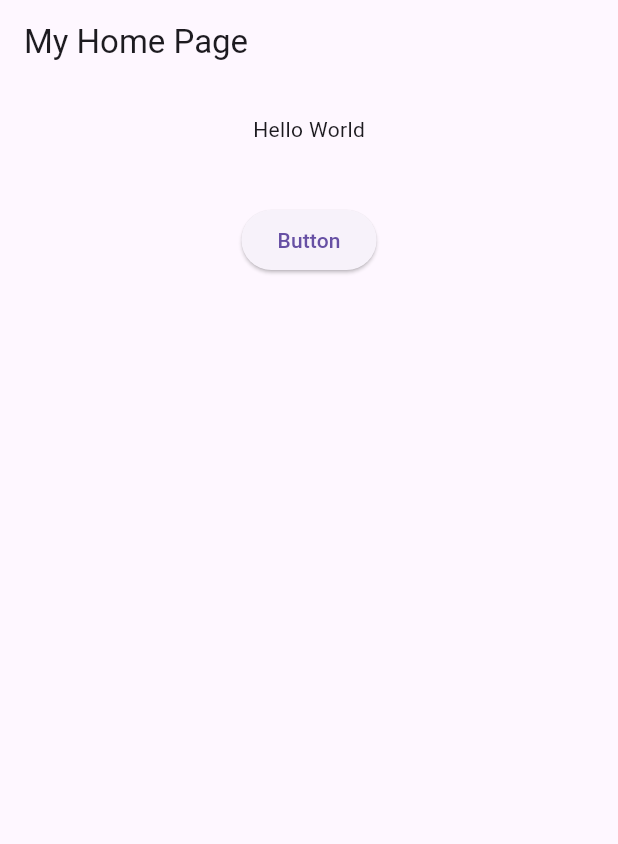
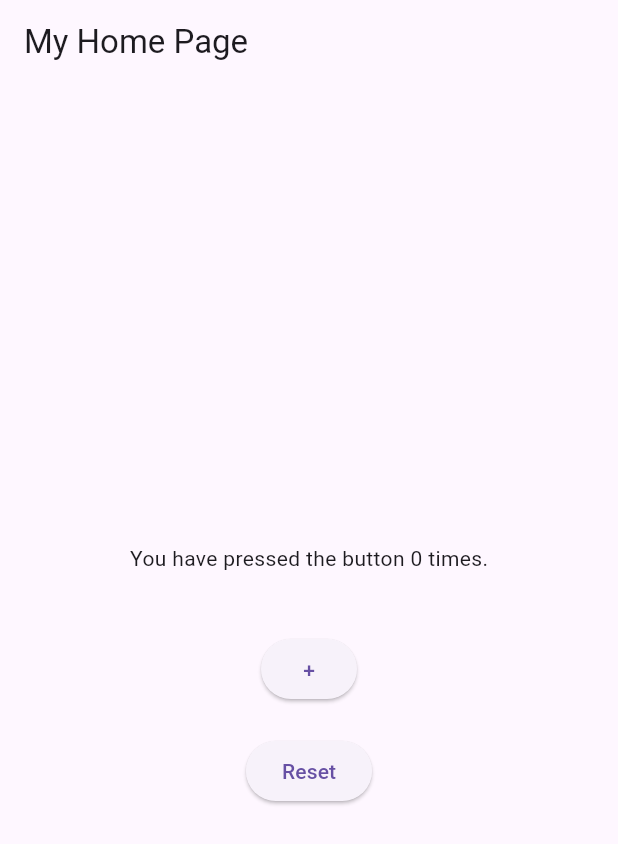
Before and after one commit to PranavSodani/Flutter-practice-, a Flutter app: the screen it shows after launch, on a phone screen of 412 x 824 dp. Shown: the top 844 px of the screen. Run offline on Flutter 3.47's test engine with Material 3 defaults, Android fonts, the phone set to English and light mode, and no system bars.

Commit message:
basic counter

```diff
--- a/flutter_application_1/lib/main.dart
+++ b/flutter_application_1/lib/main.dart
@@ -10,8 +10,8 @@ class MyApp extends StatelessWidget {
 
   @override
   Widget build(BuildContext context) {
-    return const MaterialApp(
-      home: mainFile()
+    return MaterialApp(
+      home: mainFile(),
     );
   }
 }
--- a/flutter_application_1/lib/mainFile.dart
+++ b/flutter_application_1/lib/mainFile.dart
@@ -1,22 +1,41 @@
 import 'package:flutter/material.dart';
 
-class mainFile extends StatelessWidget {
+class mainFile extends StatefulWidget {
   const mainFile({super.key});
+  @override
+  _mainFileState createState() => _mainFileState();
+}
+
+class _mainFileState extends State<mainFile> {
+  int _count = 0;
+
   @override
   Widget build(BuildContext context) {
     return Scaffold(
       appBar: AppBar(title: Text('My Home Page')),
       body: Center(
         child: Column(
+          mainAxisAlignment: MainAxisAlignment.center,
           children: [
-            Padding(padding: EdgeInsets.all(10)),
-            Text('Hello World'),
-            Padding(padding: EdgeInsets.all(20)),
+            const Padding(padding: EdgeInsets.all(10)),
+            Text('You have pressed the button $_count times.'),
+            const Padding(padding: EdgeInsets.all(20)),
             ElevatedButton(
               onPressed: () {
-                print('Click!!!');
+                setState(() {
+                  _count += 1;
+                });
               },
-              child: Text('Button'),
+              child: const Text('+'),
+            ),
+            Padding(padding: EdgeInsets.all(10)),
+            ElevatedButton(
+              onPressed: () {
+                setState(() {
+                  _count = 0;
+                });
+              },
+              child: const Text('Reset'),
             ),
           ],
         ),
```
